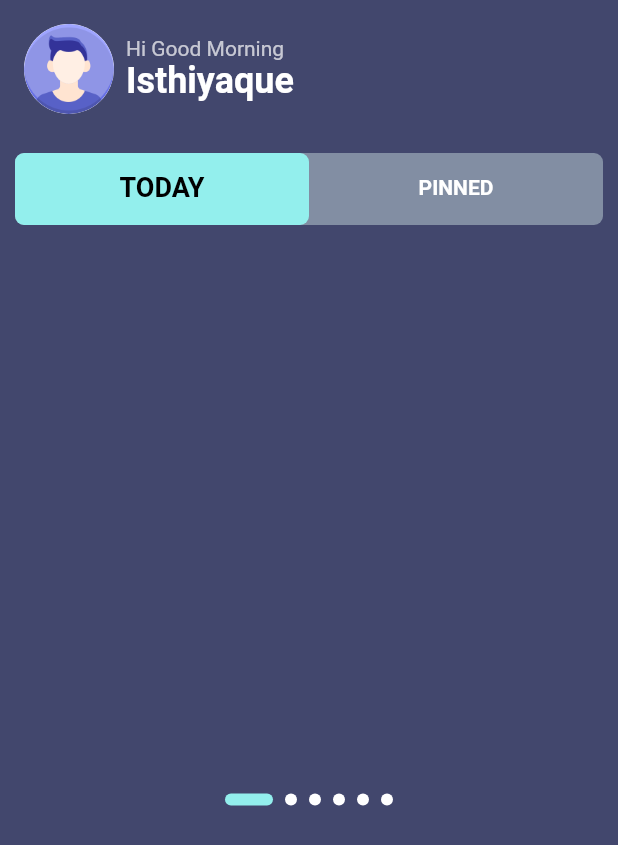
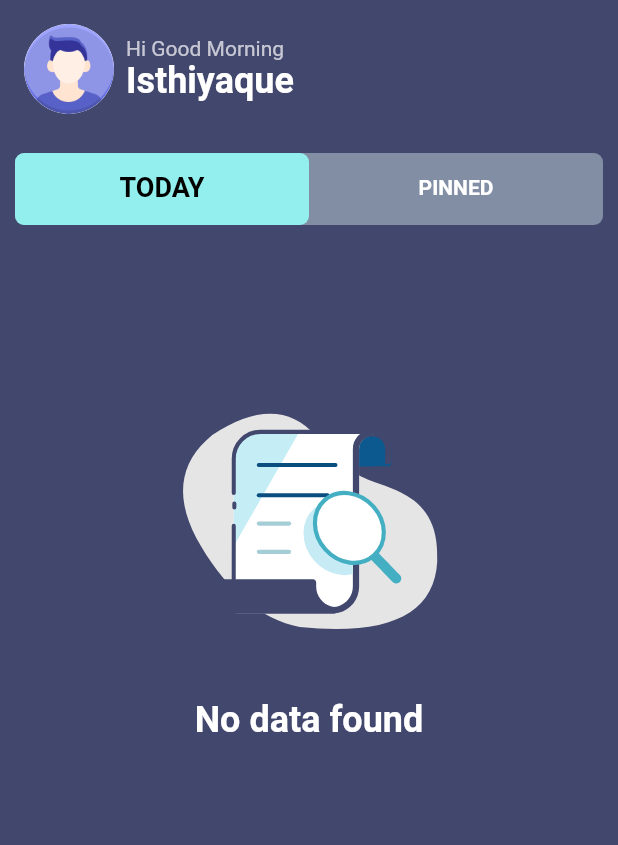
Before and after one commit to isthiyaquekb/note_app, a Flutter app: the HomePage screen opened by its route, on a phone screen of 412 x 824 dp. Shown: the top 845 px of the screen. Run offline on Flutter 3.47's test engine with Material 2 defaults, Android fonts, the phone set to English and light mode, and no system bars; drawn by our look-alikes of smooth_page_indicator; our stand-ins replace cloud_firestore, date_picker_timeline, firebase_auth, firebase_core, flutter_svg, get and 3 more; accounts and stored records are empty; Roboto replaces fonts that are missing (Quantico).

Commit message:
fixed issue with adding tags

```diff
--- a/lib/controllers/history_controller.dart
+++ b/lib/controllers/history_controller.dart
@@ -3,9 +3,4 @@
 class HistoryController extends GetxController{
 
 
-  @override
-  void onInit() {
-
-    super.onInit();
-  }
 }
--- a/lib/controllers/home_controller.dart
+++ b/lib/controllers/home_controller.dart
@@ -20,6 +20,8 @@
 
   //LIST OF NOTES
   var noteList=<NotesModel>[].obs;
+
+  var noDataFound=false.obs;
 
   @override
   void onInit() {
@@ -47,12 +49,18 @@
     update();
   }
 
+  void setNotFound(bool notFound){
+    noDataFound.value=notFound;
+    update();
+  }
+
 
   Stream<List<NotesModel>>? getAllNotes() {
     try{
       var response=firestore
-          ?.collection("Notes").snapshots().map((event) => event.docs.map((e) => NotesModel.fromMap(e.data())).toList());
+          ?.collection("Notes").orderBy('created', descending: false).snapshots().map((event) => event.docs.map((e) => NotesModel.fromMap(e.data())).toList());
       log("GET RESPONSE$response");
+
       return response;
     }catch(error, stackTrace){
       log("Error $error, $stackTrace");
--- a/lib/core/app_assets.dart
+++ b/lib/core/app_assets.dart
@@ -43,6 +43,9 @@
   //LOGO
   static const String instagramLogo = "assets/images/instagram_logo.svg";
 
+  //LOTTIE
+  static const String notFound = "assets/lottie/not_found.json";
+
   //PROFILE PLACEHOLDER
   static const String accountPlaceHolder =
       "assets/images/account_place_holder.png";
--- a/lib/main.dart
+++ b/lib/main.dart
@@ -45,7 +45,7 @@
         GetPage(name: AppRoutes.dashboard, page: ()=>DashboardPage(),binding:DashboardBinding()),
         GetPage(
             name: AppRoutes.home,
-            page: () => const HomePage(),
+            page: () => HomePage(),
             binding: HomeBinding()),
         GetPage(
             name: AppRoutes.login,
--- a/lib/model/notes_model.dart
+++ b/lib/model/notes_model.dart
@@ -1,3 +1,4 @@
+import 'package:cloud_firestore/cloud_firestore.dart';
 import 'package:note_app/model/tags_model.dart';
 
 class NotesModel {
@@ -5,12 +6,18 @@
   final String title;
   final String content;
   final List<TagsModel> tags;
+  final bool isFavourite;
+  final Timestamp createdTime;
+  final Timestamp updateTime;
 
   NotesModel({
     this.id,
     required this.title,
     required this.content,
-    required this.tags
+    required this.tags,
+    required this.isFavourite,
+    required this.createdTime,
+    required this.updateTime,
   });
 
   factory NotesModel.fromMap(Map<String, dynamic> json) {
@@ -19,6 +26,9 @@
       title :json['title'],
       content :json['content'],
       tags : List<TagsModel>.from(json["tags"].map((x) => TagsModel.fromMap(x))),
+      isFavourite:json['isFavourite']??false,
+      createdTime:json['created'],
+      updateTime:json['update'],
     );
   }
 
@@ -27,6 +37,10 @@
     "title": title,
     "content": content,
     "tags": List<dynamic>.from(tags.map((x) => x.toMap())),
+    "isFavourite":isFavourite,
+    "created":createdTime,
+    "update":updateTime,
+
   };
 
 }
--- a/lib/pages/dashboard_page.dart
+++ b/lib/pages/dashboard_page.dart
@@ -1,4 +1,3 @@
-import 'package:flutter/cupertino.dart';
 import 'package:flutter/material.dart';
 import 'package:flutter_svg/flutter_svg.dart';
 import 'package:get/get.dart';
@@ -100,7 +99,7 @@
             builder: (dashboardController) => IndexedStack(
                   index: dashboardController.selectedTabIndex,
                   children: [
-                    const HomePage(),
+                    HomePage(),
                     HistoryPage(),
                     AddPage(),
                     const NotificationPage(),
--- a/lib/pages/home_page.dart
+++ b/lib/pages/home_page.dart
@@ -1,20 +1,18 @@
 import 'package:flutter/material.dart';
 import 'package:flutter_svg/flutter_svg.dart';
 import 'package:get/get.dart';
+import 'package:google_fonts/google_fonts.dart';
+import 'package:intl/intl.dart';
+import 'package:lottie/lottie.dart';
 import 'package:note_app/controllers/home_controller.dart';
 import 'package:note_app/core/app_assets.dart';
 import 'package:note_app/core/app_color.dart';
 import 'package:note_app/core/app_theme.dart';
 import 'package:smooth_page_indicator/smooth_page_indicator.dart';
 
-class HomePage extends StatefulWidget {
-  const HomePage({Key? key}) : super(key: key);
+class HomePage extends StatelessWidget {
+  HomePage({Key? key}) : super(key: key);
 
-  @override
-  State<HomePage> createState() => _HomePageState();
-}
-
-class _HomePageState extends State<HomePage> {
   final homeController = Get.find<HomeController>();
 
   @override
@@ -97,9 +95,6 @@
           SizedBox(
             height: 400,
             width: MediaQuery.of(context).size.width,
-              child: Column(
-                children: [
-                  Expanded(
             child: TabBarView(
                 controller: homeController.tabController,
                 children: [
@@ -108,7 +103,11 @@
                         stream: homeController.getAllNotes(),
                         builder: (context, snapshot) {
                           if (snapshot.hasData) {
-                                    return PageView.builder(
+                            if (snapshot.data!.isEmpty) {
+                              homeController.setNotFound(true);
+                            }
+                            return snapshot.data!.isNotEmpty
+                                ? PageView.builder(
                                     scrollDirection: Axis.horizontal,
                                     physics: const ClampingScrollPhysics(),
                                     pageSnapping: true,
@@ -145,54 +144,51 @@
                                                   child: Column(
                                                     mainAxisAlignment:
                                                         MainAxisAlignment
+                                                            .spaceBetween,
+                                                    crossAxisAlignment:
+                                                        CrossAxisAlignment
                                                             .start,
+                                                    children: [
+                                                      Expanded(child: Column(
+                                                        mainAxisAlignment: MainAxisAlignment.start,
                                                         crossAxisAlignment: CrossAxisAlignment.start,
                                                         children: [
                                                           Text(
-                                                          snapshot.data![index].title,
+                                                            snapshot.data![index]
+                                                                .title,
                                                             style: AppTheme
                                                                 .darkTheme
                                                                 .textTheme
                                                                 .displayLarge,
                                                           ),
-                                                        Padding(
-                                                          padding:
+                                                          Flexible(
+                                                            child: Wrap(
+                                                              children: snapshot
+                                                                  .data![index]
+                                                                  .tags
+                                                                  .asMap()
+                                                                  .entries
+                                                                  .map(
+                                                                    (e) =>
+                                                                    Container(
+                                                                      margin:
                                                                       const EdgeInsets
-                                                                  .symmetric(
-                                                                  vertical:
-                                                                      8.0),
-                                                          child: Row(
-                                                            mainAxisAlignment:
-                                                                MainAxisAlignment
-                                                                    .start,
-                                                            crossAxisAlignment:
-                                                                CrossAxisAlignment
-                                                                    .center,
-                                                            children: snapshot.data![index].tags.asMap().entries.map((e) => Padding(
-                                                              padding: const EdgeInsets
-                                                                  .symmetric(
-                                                                  horizontal:
-                                                                  8.0),
-                                                              child:
-                                                              Container(
-                                                                height: 30,
+                                                                          .all(
+                                                                          4.0),
+                                                                      height: 40,
                                                                       decoration: BoxDecoration(
                                                                           color: AppColor
                                                                               .textColor,
                                                                           borderRadius:
-                                                                    BorderRadius.circular(
-                                                                        10)),
+                                                                          BorderRadius.circular(10)),
                                                                       child:
                                                                       Padding(
                                                                         padding: const EdgeInsets
-                                                                      .symmetric(
-                                                                      horizontal:
+                                                                            .all(
                                                                             8.0),
                                                                         child:
-                                                                  Center(
-                                                                    child:
                                                                         Text(
-                                                                      e.value.tagName,
+                                                                          '#${e.value.tagName}',
                                                                           style: AppTheme
                                                                               .darkTheme
                                                                               .textTheme
@@ -200,24 +196,27 @@
                                                                         ),
                                                                       ),
                                                                     ),
-                                                              ),
-                                                            ),).toList(),
+                                                              )
+                                                                  .toList(),
                                                             ),
                                                           ),
                                                           Text(
-                                                          snapshot.data![index].content,
+                                                            snapshot.data![index]
+                                                                .content,
                                                             style: AppTheme
                                                                 .darkTheme
                                                                 .textTheme
                                                                 .bodySmall,
                                                             maxLines: 5,
                                                           ),
+                                                        ],
+                                                      ),),
                                                       Padding(
                                                         padding:
                                                             const EdgeInsets
                                                                 .symmetric(
                                                                 horizontal:
-                                                                      16.0),
+                                                                    16.0,vertical: 16),
                                                         child: Row(
                                                           mainAxisAlignment:
                                                               MainAxisAlignment
@@ -226,8 +225,9 @@
                                                               CrossAxisAlignment
                                                                   .center,
                                                           children: [
-                                                              Text(
-                                                                "Today at 6:30 PM",
+                                                            //Today at 6:30 PM
+                                                            Text('${DateFormat.EEEE().format(snapshot.data![index].createdTime.toDate())},${DateFormat.jm().format(snapshot.data![index].createdTime.toDate())}'
+                                                              ,
                                                               style: AppTheme
                                                                   .darkTheme
                                                                   .textTheme
@@ -262,7 +262,7 @@
                                                             )
                                                           ],
                                                         ),
-                                                        ),
+                                                      )
                                                     ],
                                                   ),
                                                 ),
@@ -343,12 +343,38 @@
                                     onPageChanged: (index) {
                                       homeController.changePageIndex(index);
                                     },
+                                  )
+                                : Center(
+                                    child: Column(
+                                      mainAxisAlignment:
+                                          MainAxisAlignment.center,
+                                      crossAxisAlignment:
+                                          CrossAxisAlignment.center,
+                                      children: [
+                                        SizedBox(
+                                          height: 240,
+                                          width: 240,
+                                          child: Lottie.asset(
+                                            AppAssets.notFound,
+                                          ),
+                                        ),
+                                        Text(
+                                          "No data found",
+                                          style: GoogleFonts.quantico(
+                                            fontSize: 24,
+                                            fontWeight: FontWeight.w600,
+                                            color: AppColor.white,
+                                          ),
+                                        ),
+                                      ],
+                                    ),
                                   );
                           } else {
-                                    return CircularProgressIndicator();
+                            return const CircularProgressIndicator();
                           }
                         }),
-                            Positioned(
+                    homeController.pageController.hasClients
+                        ? Positioned(
                         right: 0,
                         left: 0,
                         bottom: 15,
@@ -357,7 +383,7 @@
                           child: Center(
                             child: SmoothPageIndicator(
                               controller: homeController.pageController,
-                                      count: 6,
+                              count: 3,
                               effect: const ExpandingDotsEffect(
                                 dotHeight: 8,
                                 dotWidth: 8,
@@ -369,6 +395,7 @@
                             ),
                           ),
                         ))
+                        : const SizedBox.shrink()
                   ]),
                   Container(
                       margin: const EdgeInsets.symmetric(
@@ -387,15 +414,12 @@
                                 width: 320,
                                 decoration: BoxDecoration(
                                     color: Colors.amber.shade300,
-                                            borderRadius:
-                                                BorderRadius.circular(20)),
+                                    borderRadius: BorderRadius.circular(20)),
                               ),
                             );
                           })),
                 ]),
-                  ),
-                ],
-              ))
+          )
         ],
       ),
     );
--- a/lib/widgets/dialogs/tags_dialog.dart
+++ b/lib/widgets/dialogs/tags_dialog.dart
@@ -97,7 +97,8 @@
                               log("TAG IS SELECTED:${addController.tagList[e
                                   .key].isSelectedTag}");
                             });
-                            // addController.setTags(addController.tagList[e.key].isSelectedTag);
+                            addController.setTags(addController.tagList[e.key]);
+
                           },
                           child: Container(
                               height: 40,
--- a/lib/widgets/theme_widget/outlined_button_theme.dart
+++ b/lib/widgets/theme_widget/outlined_button_theme.dart
@@ -1,5 +1,4 @@
 import 'package:flutter/material.dart';
-import 'package:google_fonts/google_fonts.dart';
 import 'package:note_app/core/app_color.dart';
 
 class AppOutlinedButtonTheme{
--- a/pubspec.yaml
+++ b/pubspec.yaml
@@ -44,6 +44,7 @@
   cloud_firestore: ^4.5.2
   smooth_page_indicator: ^1.1.0
   date_picker_timeline: ^1.2.3
+  lottie: ^2.4.0
 
 dev_dependencies:
   flutter_test:
```
Also changed, not shown: assets/lottie/not_found.json (added, +1 -0 lines), lib/controllers/addController.dart (+8 -8 lines), lib/pages/add_page.dart (+4 -5 lines), pubspec.lock, 4 other files. Lines whose indentation alone changed are shown as unchanged.
